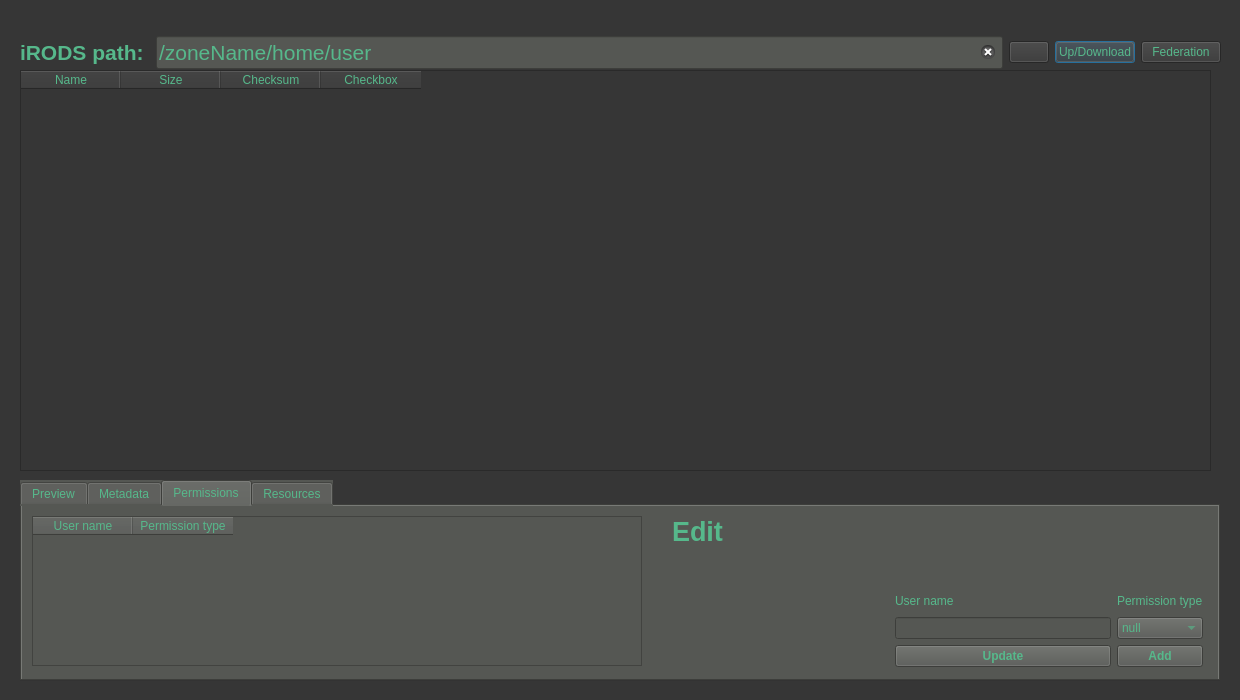
This is irods-basicGUI/irodsBrowser.ui in iBridges-for-iRODS/iBridges as Qt 5 draws it before an edit. The edited form follows.
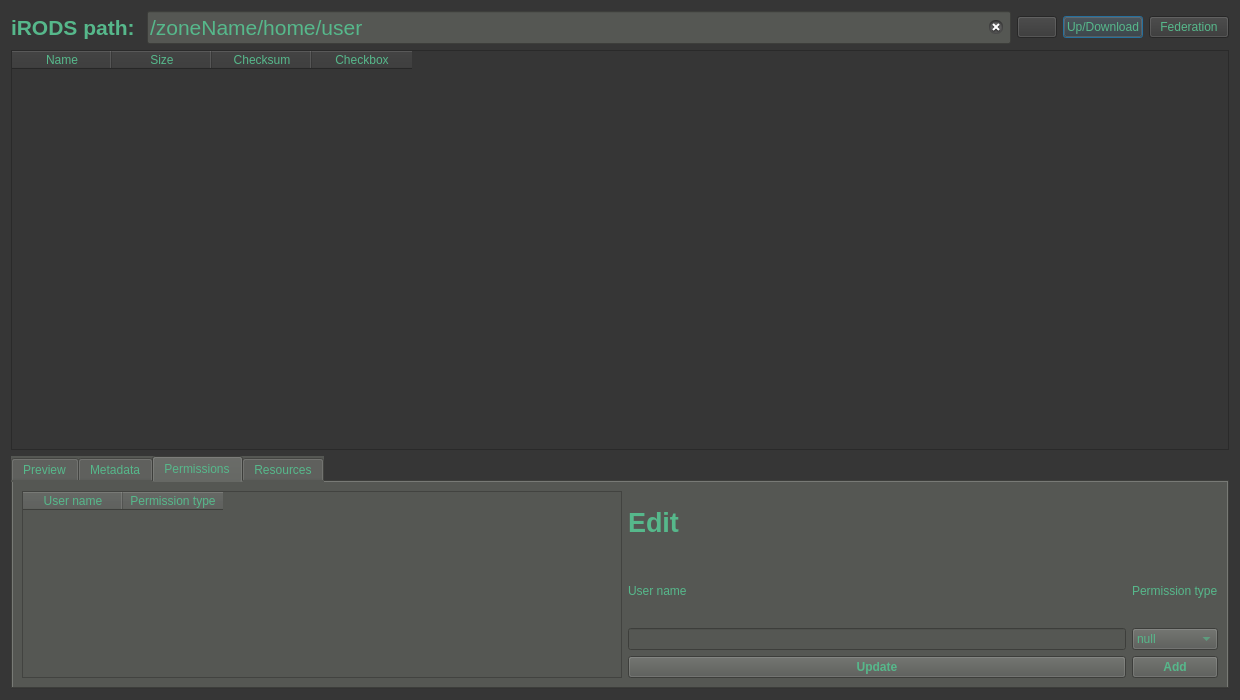
This is the edited form. The open tabs and pages were chosen to show the change.

Commit message: Updating styles. Outsourcing huge irodsBrowser class.

The edit to the form file:
```diff
--- a/irods-basicGUI/irodsBrowser.ui
+++ b/irods-basicGUI/irodsBrowser.ui
@@ -23,15 +23,8 @@
    <string notr="true">background-color: rgb(54, 54, 54);
 color: rgb(86, 184, 139);</string>
   </property>
-  <widget class="QWidget" name="gridLayoutWidget">
-   <property name="geometry">
-    <rect>
-     <x>20</x>
-     <y>20</y>
-     <width>1201</width>
-     <height>65</height>
-    </rect>
-   </property>
+  <layout class="QVBoxLayout" name="verticalLayout">
+   <item>
    <layout class="QGridLayout" name="gridLayout">
     <item row="0" column="3">
      <widget class="QPushButton" name="pushButton">
@@ -62,7 +55,7 @@
      </widget>
     </item>
     <item row="0" column="1">
-     <widget class="QLineEdit" name="pathInput">
+      <widget class="QLineEdit" name="inputPath">
       <property name="font">
        <font>
         <pointsize>16</pointsize>
@@ -93,21 +86,50 @@
      </widget>
     </item>
    </layout>
-  </widget>
+   </item>
+   <item>
+    <widget class="QTableWidget" name="collTable">
+     <property name="minimumSize">
+      <size>
+       <width>0</width>
+       <height>400</height>
+      </size>
+     </property>
+     <property name="styleSheet">
+      <string notr="true">border-color: rgb(58, 152, 112);</string>
+     </property>
+     <property name="editTriggers">
+      <set>QAbstractItemView::NoEditTriggers</set>
+     </property>
+     <column>
+      <property name="text">
+       <string>Name</string>
+      </property>
+     </column>
+     <column>
+      <property name="text">
+       <string>Size</string>
+      </property>
+     </column>
+     <column>
+      <property name="text">
+       <string>Checksum</string>
+      </property>
+     </column>
+     <column>
+      <property name="text">
+       <string>Checkbox</string>
+      </property>
+     </column>
+    </widget>
+   </item>
+   <item>
   <widget class="QTabWidget" name="viewTabs">
-   <property name="geometry">
-    <rect>
-     <x>20</x>
-     <y>480</y>
-     <width>1200</width>
-     <height>201</height>
-    </rect>
-   </property>
    <property name="styleSheet">
     <string notr="true">background-color: rgb(85, 87, 83);</string>
    </property>
    <property name="currentIndex">
-    <number>3</number>
+      <number>1</number>
    </property>
    <widget class="QWidget" name="preview">
     <property name="font">
@@ -122,29 +144,24 @@
     <attribute name="title">
      <string>Preview</string>
     </attribute>
-    <widget class="QTextBrowser" name="previewBrowser">
-     <property name="geometry">
-      <rect>
-       <x>10</x>
-       <y>10</y>
-       <width>1161</width>
-       <height>151</height>
-      </rect>
-     </property>
-    </widget>
+      <layout class="QVBoxLayout" name="verticalLayout_2">
+       <item>
+        <widget class="QTextBrowser" name="previewBrowser"/>
+       </item>
+      </layout>
    </widget>
    <widget class="QWidget" name="metadata">
     <attribute name="title">
      <string>Metadata</string>
     </attribute>
+      <layout class="QHBoxLayout" name="horizontalLayout">
+       <item>
     <widget class="QTableWidget" name="metadataTable">
-     <property name="geometry">
-      <rect>
-       <x>10</x>
-       <y>10</y>
-       <width>610</width>
-       <height>150</height>
-      </rect>
+         <property name="minimumSize">
+          <size>
+           <width>600</width>
+           <height>0</height>
+          </size>
      </property>
      <property name="editTriggers">
       <set>QAbstractItemView::NoEditTriggers</set>
@@ -165,36 +182,9 @@
       </property>
      </column>
     </widget>
-    <widget class="QWidget" name="gridLayoutWidget_2">
-     <property name="geometry">
-      <rect>
-       <x>650</x>
-       <y>10</y>
-       <width>531</width>
-       <height>151</height>
-      </rect>
-     </property>
+       </item>
+       <item>
      <layout class="QGridLayout" name="gridLayout_2">
-      <item row="4" column="1">
-       <widget class="QLabel" name="label_4">
-        <property name="text">
-         <string>Value</string>
-        </property>
-       </widget>
-      </item>
-      <item row="3" column="0">
-       <spacer name="verticalSpacer">
-        <property name="orientation">
-         <enum>Qt::Vertical</enum>
-        </property>
-        <property name="sizeHint" stdset="0">
-         <size>
-          <width>20</width>
-          <height>40</height>
-         </size>
-        </property>
-       </spacer>
-      </item>
       <item row="0" column="0">
        <widget class="QLabel" name="label_2">
         <property name="font">
@@ -209,11 +199,18 @@
         </property>
        </widget>
       </item>
-      <item row="6" column="0">
-       <widget class="QLineEdit" name="metaKeyField"/>
-      </item>
-      <item row="6" column="1">
-       <widget class="QLineEdit" name="metaValueField"/>
+         <item row="7" column="2">
+          <widget class="QPushButton" name="metaRemoveButton">
+           <property name="font">
+            <font>
+             <weight>75</weight>
+             <bold>true</bold>
+            </font>
+           </property>
+           <property name="text">
+            <string>Remove</string>
+           </property>
+          </widget>
       </item>
       <item row="4" column="2">
        <widget class="QLabel" name="label_5">
@@ -229,10 +226,16 @@
         </property>
        </widget>
       </item>
+         <item row="6" column="0">
+          <widget class="QLineEdit" name="metaKeyField"/>
+         </item>
+         <item row="6" column="1">
+          <widget class="QLineEdit" name="metaValueField"/>
+         </item>
       <item row="6" column="2">
        <widget class="QLineEdit" name="metaUnitsField"/>
       </item>
-      <item row="7" column="1">
+         <item row="7" column="0">
        <widget class="QPushButton" name="metaAddButton">
         <property name="font">
          <font>
@@ -245,8 +248,15 @@
         </property>
        </widget>
       </item>
-      <item row="7" column="2">
-       <widget class="QPushButton" name="pushButton_3">
+         <item row="4" column="1">
+          <widget class="QLabel" name="label_4">
+           <property name="text">
+            <string>Value</string>
+           </property>
+          </widget>
+         </item>
+         <item row="7" column="1">
+          <widget class="QPushButton" name="metaUpdateButton">
         <property name="font">
          <font>
           <weight>75</weight>
@@ -258,21 +268,35 @@
         </property>
        </widget>
       </item>
-     </layout>
-    </widget>
+         <item row="3" column="0">
+          <spacer name="verticalSpacer">
+           <property name="orientation">
+            <enum>Qt::Vertical</enum>
+           </property>
+           <property name="sizeHint" stdset="0">
+            <size>
+             <width>20</width>
+             <height>40</height>
+            </size>
+           </property>
+          </spacer>
+         </item>
+        </layout>
+       </item>
+      </layout>
    </widget>
    <widget class="QWidget" name="accession">
     <attribute name="title">
      <string>Permissions</string>
     </attribute>
+      <layout class="QHBoxLayout" name="horizontalLayout_2">
+       <item>
     <widget class="QTableWidget" name="aclTable">
-     <property name="geometry">
-      <rect>
-       <x>10</x>
-       <y>10</y>
-       <width>610</width>
-       <height>150</height>
-      </rect>
+         <property name="minimumSize">
+          <size>
+           <width>600</width>
+           <height>0</height>
+          </size>
      </property>
      <property name="editTriggers">
       <set>QAbstractItemView::NoEditTriggers</set>
@@ -288,44 +312,20 @@
       </property>
      </column>
     </widget>
-    <widget class="QWidget" name="gridLayoutWidget_3">
-     <property name="geometry">
-      <rect>
-       <x>650</x>
-       <y>10</y>
-       <width>531</width>
-       <height>151</height>
-      </rect>
-     </property>
+       </item>
+       <item>
      <layout class="QGridLayout" name="gridLayout_4">
-      <item row="5" column="1">
-       <widget class="QLabel" name="label_13">
-        <property name="text">
-         <string>User name</string>
-        </property>
-       </widget>
-      </item>
-      <item row="8" column="1">
-       <widget class="QPushButton" name="aclUpdatButton">
-        <property name="font">
-         <font>
-          <weight>75</weight>
-          <bold>true</bold>
-         </font>
-        </property>
-        <property name="text">
-         <string>Update</string>
-        </property>
-       </widget>
-      </item>
-      <item row="5" column="2">
+         <item row="6" column="0">
+          <widget class="QLineEdit" name="aclUserField"/>
+         </item>
+         <item row="4" column="1">
        <widget class="QLabel" name="label_10">
         <property name="text">
          <string>Permission type</string>
         </property>
        </widget>
       </item>
-      <item row="7" column="2">
+         <item row="6" column="1">
        <widget class="QComboBox" name="aclBox">
         <item>
          <property name="text">
@@ -350,9 +350,6 @@
        </widget>
       </item>
       <item row="7" column="1">
-       <widget class="QLineEdit" name="aclUserField"/>
-      </item>
-      <item row="8" column="2">
        <widget class="QPushButton" name="aclAddButton">
         <property name="font">
          <font>
@@ -365,20 +362,7 @@
         </property>
        </widget>
       </item>
-      <item row="5" column="0">
-       <spacer name="horizontalSpacer">
-        <property name="orientation">
-         <enum>Qt::Horizontal</enum>
-        </property>
-        <property name="sizeHint" stdset="0">
-         <size>
-          <width>40</width>
-          <height>20</height>
-         </size>
-        </property>
-       </spacer>
-      </item>
-      <item row="3" column="0">
+         <item row="0" column="0">
        <widget class="QLabel" name="label_11">
         <property name="font">
          <font>
@@ -392,35 +376,37 @@
         </property>
        </widget>
       </item>
+         <item row="7" column="0">
+          <widget class="QPushButton" name="aclUpdatButton">
+           <property name="font">
+            <font>
+             <weight>75</weight>
+             <bold>true</bold>
+            </font>
+           </property>
+           <property name="text">
+            <string>Update</string>
+           </property>
+          </widget>
+         </item>
       <item row="4" column="0">
-       <spacer name="verticalSpacer_3">
-        <property name="orientation">
-         <enum>Qt::Vertical</enum>
-        </property>
-        <property name="sizeHint" stdset="0">
-         <size>
-          <width>20</width>
-          <height>40</height>
-         </size>
-        </property>
-       </spacer>
-      </item>
-     </layout>
-    </widget>
+          <widget class="QLabel" name="label_13">
+           <property name="text">
+            <string>User name</string>
+           </property>
+          </widget>
+         </item>
+        </layout>
+       </item>
+      </layout>
    </widget>
    <widget class="QWidget" name="resources">
     <attribute name="title">
      <string>Resources</string>
     </attribute>
+      <layout class="QHBoxLayout" name="horizontalLayout_3">
+       <item>
     <widget class="QTableWidget" name="resourceTable">
-     <property name="geometry">
-      <rect>
-       <x>10</x>
-       <y>10</y>
-       <width>600</width>
-       <height>150</height>
-      </rect>
-     </property>
      <property name="editTriggers">
       <set>QAbstractItemView::NoEditTriggers</set>
      </property>
@@ -431,48 +417,16 @@
      </column>
      <column>
       <property name="text">
-       <string> </string>
+           <string/>
       </property>
      </column>
     </widget>
-   </widget>
-  </widget>
-  <widget class="QTableWidget" name="collTable">
-   <property name="geometry">
-    <rect>
-     <x>20</x>
-     <y>70</y>
-     <width>1191</width>
-     <height>401</height>
-    </rect>
-   </property>
-   <property name="styleSheet">
-    <string notr="true">border-color: rgb(58, 152, 112);</string>
-   </property>
-   <property name="editTriggers">
-    <set>QAbstractItemView::NoEditTriggers</set>
-   </property>
-   <column>
-    <property name="text">
-     <string>Name</string>
-    </property>
-   </column>
-   <column>
-    <property name="text">
-     <string>Size</string>
-    </property>
-   </column>
-   <column>
-    <property name="text">
-     <string>Checksum</string>
-    </property>
-   </column>
-   <column>
-    <property name="text">
-     <string>Checkbox</string>
-    </property>
-   </column>
-  </widget>
+       </item>
+      </layout>
+     </widget>
+    </widget>
+   </item>
+  </layout>
  </widget>
  <resources/>
  <connections/>
```
Lines whose indentation alone changed are shown as unchanged. The commit also changes 3 other files.
